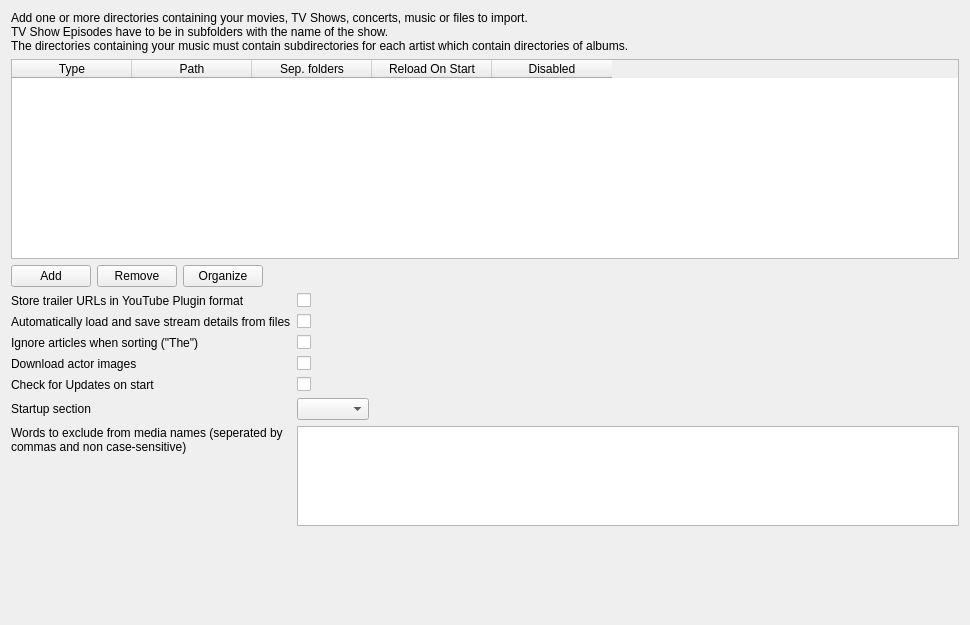
This is src/ui/settings/GlobalSettingsWidget.ui in Komet/MediaElch as Qt 5 draws it before an edit. The edited form follows.
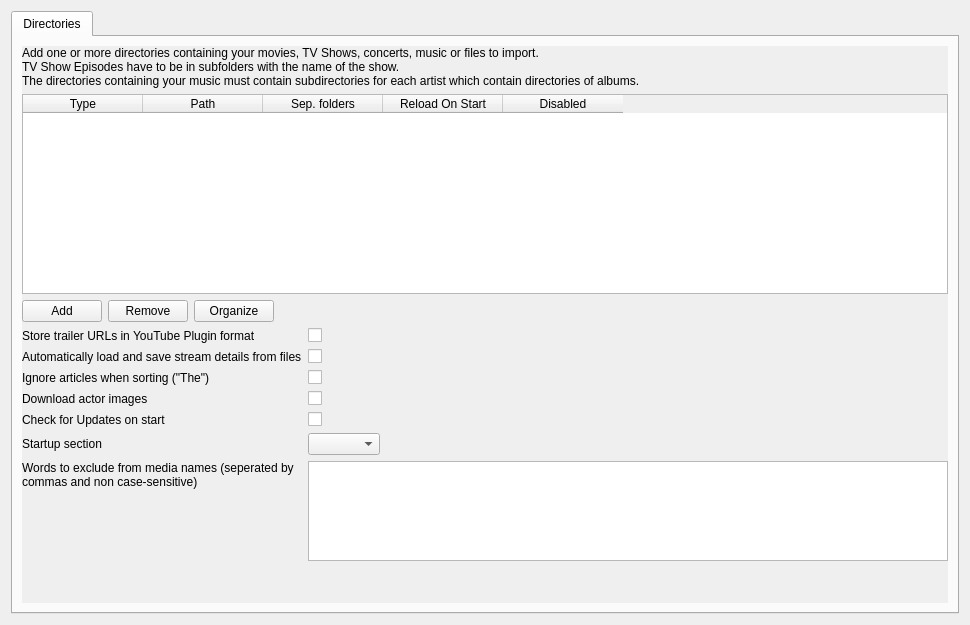
This is the edited form.

Commit message:
fix(UI): Fix spacing of settings window; add scroll areas
To make the settings more readable, fix some spacing issues.

Diff of the .ui file:
```diff
--- a/src/ui/settings/GlobalSettingsWidget.ui
+++ b/src/ui/settings/GlobalSettingsWidget.ui
@@ -10,7 +10,47 @@
     <height>625</height>
    </rect>
   </property>
-  <layout class="QVBoxLayout" name="verticalLayout_5" stretch="0,1,0,0,0">
+  <layout class="QVBoxLayout" name="verticalLayout_2">
+   <item>
+    <widget class="QTabWidget" name="globalSettingsTab">
+     <property name="currentIndex">
+      <number>0</number>
+     </property>
+     <widget class="QWidget" name="globalSettingsDirectoriesTab">
+      <attribute name="title">
+       <string>Directories</string>
+      </attribute>
+      <layout class="QVBoxLayout" name="verticalLayout" stretch="0">
+       <item>
+        <widget class="QScrollArea" name="globalSettingsScrollArea">
+         <property name="frameShape">
+          <enum>QFrame::NoFrame</enum>
+         </property>
+         <property name="widgetResizable">
+          <bool>true</bool>
+         </property>
+         <widget class="QWidget" name="globalSettingsScrollAreaContent">
+          <property name="geometry">
+           <rect>
+            <x>0</x>
+            <y>0</y>
+            <width>900</width>
+            <height>610</height>
+           </rect>
+          </property>
+          <layout class="QVBoxLayout" name="verticalLayout_3" stretch="0,1,0,0,0">
+           <property name="leftMargin">
+            <number>0</number>
+           </property>
+           <property name="topMargin">
+            <number>0</number>
+           </property>
+           <property name="rightMargin">
+            <number>0</number>
+           </property>
+           <property name="bottomMargin">
+            <number>0</number>
+           </property>
    <item>
     <widget class="QLabel" name="labelGlobal">
      <property name="text">
@@ -248,6 +288,14 @@
       </size>
      </property>
     </spacer>
+           </item>
+          </layout>
+         </widget>
+        </widget>
+       </item>
+      </layout>
+     </widget>
+    </widget>
    </item>
   </layout>
  </widget>
```
Lines whose indentation alone changed are shown as unchanged. The commit also changes 5 other files.
